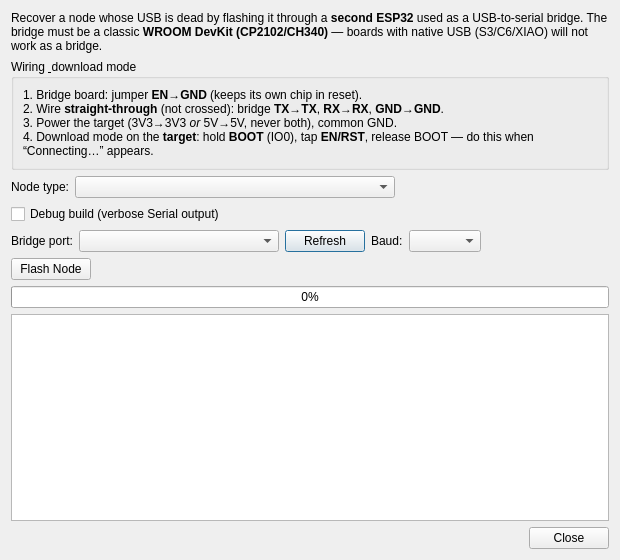
First picture: the form in src/gui/ui/emergency_flash_dialog.ui, repository techandpeople/SoftEdIBO, before the edit.
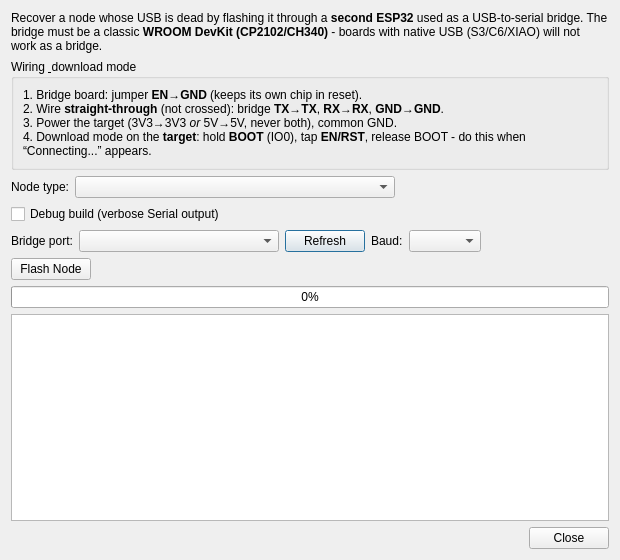
Second picture: the form after the edit.

The edit to the form file:
```diff
--- a/src/gui/ui/emergency_flash_dialog.ui
+++ b/src/gui/ui/emergency_flash_dialog.ui
@@ -13,7 +13,7 @@
     <widget class="QLabel" name="intro_label">
      <property name="wordWrap"><bool>true</bool></property>
      <property name="whatsThis"><string>Cable-flashes node firmware over the UART pins of a board whose own USB no longer works, using a second ESP32 (a classic WROOM DevKit with a CP2102/CH340 chip) held in reset as a transparent USB-to-serial bridge. After this the node has OTA firmware again and can be updated wirelessly from Tools - Update Nodes (OTA).</string></property>
-     <property name="text"><string>Recover a node whose USB is dead by flashing it through a &lt;b&gt;second ESP32&lt;/b&gt; used as a USB-to-serial bridge. The bridge must be a classic &lt;b&gt;WROOM DevKit (CP2102/CH340)&lt;/b&gt; — boards with native USB (S3/C6/XIAO) will not work as a bridge.</string></property>
+     <property name="text"><string>Recover a node whose USB is dead by flashing it through a &lt;b&gt;second ESP32&lt;/b&gt; used as a USB-to-serial bridge. The bridge must be a classic &lt;b&gt;WROOM DevKit (CP2102/CH340)&lt;/b&gt; - boards with native USB (S3/C6/XIAO) will not work as a bridge.</string></property>
     </widget>
    </item>
    <item>
@@ -25,7 +25,7 @@
         <property name="wordWrap"><bool>true</bool></property>
         <property name="textFormat"><enum>Qt::RichText</enum></property>
         <property name="whatsThis"><string>Hold the bridge board in reset (its EN pin to GND) so its USB-serial chip drives the header pins. Because you are tapping that chip, TX and RX go STRAIGHT (TX-TX, RX-RX), not crossed. The bridge cannot drive the target's reset lines, so put the target into download mode by hand before flashing.</string></property>
-        <property name="text"><string>1. Bridge board: jumper &lt;b&gt;EN&#8594;GND&lt;/b&gt; (keeps its own chip in reset).&lt;br/&gt;2. Wire &lt;b&gt;straight-through&lt;/b&gt; (not crossed): bridge &lt;b&gt;TX&#8594;TX&lt;/b&gt;, &lt;b&gt;RX&#8594;RX&lt;/b&gt;, &lt;b&gt;GND&#8594;GND&lt;/b&gt;.&lt;br/&gt;3. Power the target (3V3&#8594;3V3 &lt;i&gt;or&lt;/i&gt; 5V&#8594;5V, never both), common GND.&lt;br/&gt;4. Download mode on the &lt;b&gt;target&lt;/b&gt;: hold &lt;b&gt;BOOT&lt;/b&gt; (IO0), tap &lt;b&gt;EN/RST&lt;/b&gt;, release BOOT — do this when &#8220;Connecting…&#8221; appears.</string></property>
+        <property name="text"><string>1. Bridge board: jumper &lt;b&gt;EN&#8594;GND&lt;/b&gt; (keeps its own chip in reset).&lt;br/&gt;2. Wire &lt;b&gt;straight-through&lt;/b&gt; (not crossed): bridge &lt;b&gt;TX&#8594;TX&lt;/b&gt;, &lt;b&gt;RX&#8594;RX&lt;/b&gt;, &lt;b&gt;GND&#8594;GND&lt;/b&gt;.&lt;br/&gt;3. Power the target (3V3&#8594;3V3 &lt;i&gt;or&lt;/i&gt; 5V&#8594;5V, never both), common GND.&lt;br/&gt;4. Download mode on the &lt;b&gt;target&lt;/b&gt;: hold &lt;b&gt;BOOT&lt;/b&gt; (IO0), tap &lt;b&gt;EN/RST&lt;/b&gt;, release BOOT - do this when &#8220;Connecting...&#8221; appears.</string></property>
        </widget>
       </item>
      </layout>
```
